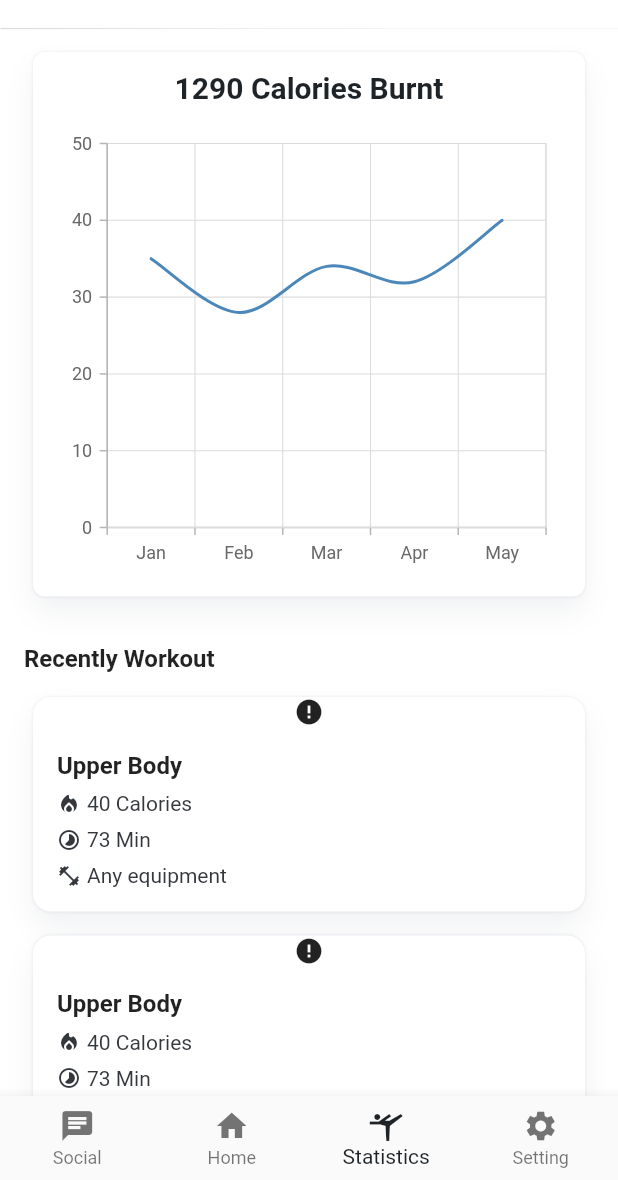
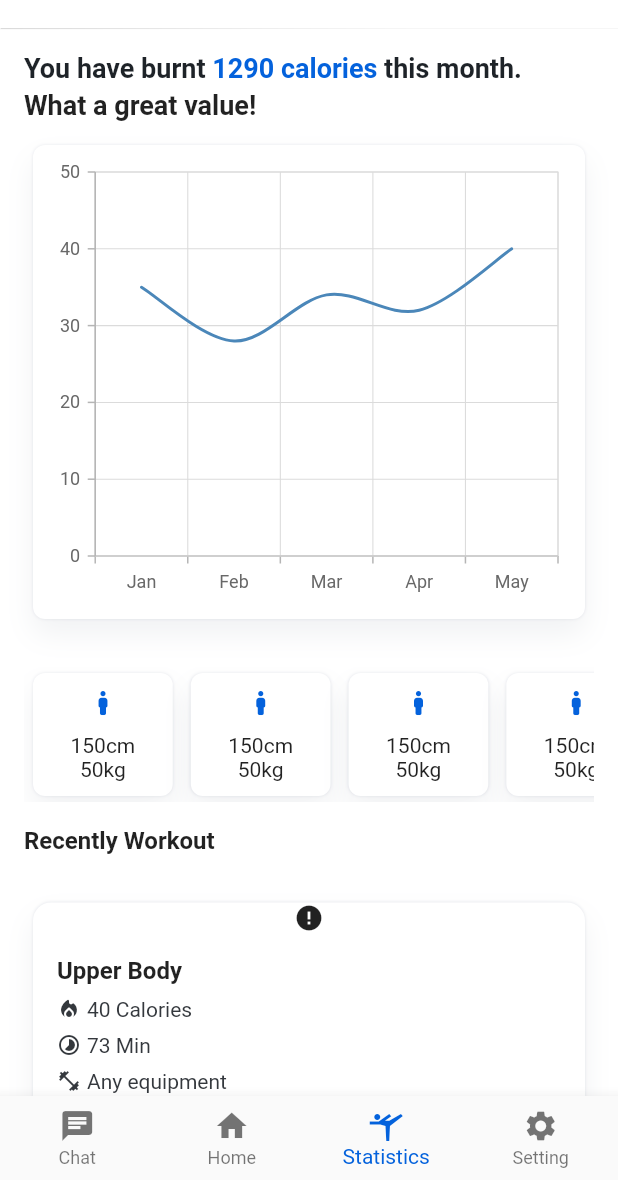
Before and after one commit to DATN-LYN/app-user-fitness, a Flutter app: the MainPage screen opened by its route, item 3 of the bottom bar chosen, on a phone screen of 412 x 824 dp, the part 56-1236 px from its top. Run offline on Flutter 3.47's test engine with Material 2 defaults, Android fonts, the phone set to English and light mode, and no system bars; drawn by our look-alikes of cached_network_image; our stand-ins replace adaptive_dialog, auto_route, built_collection, built_value, flutter_form_builder, flutter_spinkit and 13 more; missing offline and left inert: cloudinary_flutter, cloudinary_public, ferry, ferry_exec, ferry_hive_store, gql_code_builder and 5 more; accounts and stored records are empty; generated files the repository leaves out were written again; network calls fail; statements that could not run were skipped.

Commit message:
enhance: fix bug ui

```diff
--- a/fitness_app/lib/global/gen/i18n.dart
+++ b/fitness_app/lib/global/gen/i18n.dart
@@ -46,8 +46,8 @@ class I18n implements WidgetsLocalizations {
 	List<String> get onboard_Description => ["Our teams with iconic athletes & sport brands to build the future of fitness", "Workout plans designed to  help you achieve your everyday fitness goals and plan", "Before you begin designing your own diet plan, some self-reflection is in order"];
 	/// ["English (US)", "Tiếng Việt"]
 	List<String> get language => ["English (US)", "Tiếng Việt"];
-	/// "Social"
-	String get main_Social => "Social";
+	/// "Chat"
+	String get main_Chat => "Chat";
 	/// "Home"
 	String get main_Home => "Home";
 	/// "Setting"
@@ -184,6 +184,22 @@ class I18n implements WidgetsLocalizations {
 	String get finish_Hooray => "Hooray!\n You have finished your workout.";
 	/// "Go back to home"
 	String get finish_GoBackToHome => "Go back to home";
+	/// "Health Care Chat"
+	String get chat_Title => "Health Care Chat";
+	/// "Recent Workout"
+	String get statisticsRecentWorkout => "Recent Workout";
+	/// "You have burnt"
+	String get statisticsYouHaveBurnt => "You have burnt";
+	/// "this week"
+	String get statisticsThisWeek => "this week";
+	/// "this month"
+	String get statisticsThisMonth => "this month";
+	/// "calories"
+	String get statisticsCalories => "calories";
+	/// "What a great value!"
+	String get statisticsWhatAGreatValue => "What a great value!";
+	/// "Body Count History"
+	String get statisticsBodyCountHistory => "Body Count History";
 	/// "Xác nhận thay đổi"
 	String get setting_ConfirmChange => "Xác nhận thay đổi";
 }
@@ -218,9 +234,9 @@ class _I18n_vi_VN extends I18n {
 	/// ["English (US)", "Tiếng Việt"]
 	@override
 	List<String> get language => ["English (US)", "Tiếng Việt"];
-	/// "Cộng đồng"
+	/// "Tư vấn"
 	@override
-	String get main_Social => "Cộng đồng";
+	String get main_Chat => "Tư vấn";
 	/// "Trang chủ"
 	@override
 	String get main_Home => "Trang chủ";
@@ -425,6 +441,30 @@ class _I18n_vi_VN extends I18n {
 	/// "Trở về trang chủ"
 	@override
 	String get finish_GoBackToHome => "Trở về trang chủ";
+	/// "Tư Vấn Sức Khoẻ"
+	@override
+	String get chat_Title => "Tư Vấn Sức Khoẻ";
+	/// "Chương trình tập gần đây"
+	@override
+	String get statisticsRecentWorkout => "Chương trình tập gần đây";
+	/// "Bạn đã đốt"
+	@override
+	String get statisticsYouHaveBurnt => "Bạn đã đốt";
+	/// "tuần này"
+	@override
+	String get statisticsThisWeek => "tuần này";
+	/// "tháng này"
+	@override
+	String get statisticsThisMonth => "tháng này";
+	/// "calories"
+	@override
+	String get statisticsCalories => "calories";
+	/// "Thật tuyệt vời"
+	@override
+	String get statisticsWhatAGreatValue => "Thật tuyệt vời";
+	/// "Lịch sử chỉ số cơ thể"
+	@override
+	String get statisticsBodyCountHistory => "Lịch sử chỉ số cơ thể";
 }
 class GeneratedLocalizationsDelegate extends LocalizationsDelegate<WidgetsLocalizations> {
   const GeneratedLocalizationsDelegate();
--- a/fitness_app/lib/global/routers/app_router.dart
+++ b/fitness_app/lib/global/routers/app_router.dart
@@ -3,9 +3,9 @@ import 'package:fitness_app/global/widgets/countdown_timer_page.dart';
 import 'package:fitness_app/modules/exercise/exercise_detail_page.dart';
 import 'package:fitness_app/modules/forgot_password/forgot_password_page.dart';
 import 'package:fitness_app/modules/login/login_page.dart';
+import 'package:fitness_app/modules/main/modules/chat/chat_page.dart';
 import 'package:fitness_app/modules/main/modules/home/home_page.dart';
 import 'package:fitness_app/modules/main/modules/settings/setting_page.dart';
-import 'package:fitness_app/modules/main/modules/social/social_page.dart';
 import 'package:fitness_app/modules/main/modules/statistics/statistics_page.dart';
 import 'package:fitness_app/modules/program/program_detail_page.dart';
 import 'package:fitness_app/modules/signup/sign_up_page.dart';
@@ -32,7 +32,7 @@ part 'app_router.gr.dart';
           children: [],
         ),
         AutoRoute(page: SettingPage),
-        AutoRoute(page: SocialPage),
+        AutoRoute(page: ChatPage),
         AutoRoute(page: StatisticsPage),
       ],
     ),
--- a/fitness_app/lib/global/utils/constants.dart
+++ b/fitness_app/lib/global/utils/constants.dart
@@ -6,7 +6,7 @@ class Constants {
   static const String hiveGraphqlBox = '@graphql_box';
   static const String hiveUserCredentialsKey = '@hive_user_credentials_key';
   static const String graphQLEndpoint = 'http://localhost:4000/graphql';
-  static const String privacyPolicyUrl = 'http://localhost:4000/graphql';
-  static const String termsAndConditionsUrl = 'http://localhost:4000/graphql';
-  static const String introductionUrl = 'http://localhost:4000/graphql';
+  static const String privacyPolicyUrl = 'https://www.google.com/';
+  static const String termsAndConditionsUrl = 'https://www.google.com/';
+  static const String introductionUrl = 'https://www.google.com/';
 }
--- a/fitness_app/lib/global/widgets/countdown_timer_page.dart
+++ b/fitness_app/lib/global/widgets/countdown_timer_page.dart
@@ -26,9 +26,10 @@ class CountdownTimerPage extends StatefulWidget {
 class _CountdownTimerPageState extends State<CountdownTimerPage> {
   late Duration countdownDuration = widget.initialDuration;
   late int seconds = widget.initialDuration.inSeconds;
+  Timer? countdownTimer;
 
   void startTimer() {
-    Timer.periodic(const Duration(seconds: 1), (timer) {
+    countdownTimer = Timer.periodic(const Duration(seconds: 1), (timer) {
       setState(() {
         seconds = countdownDuration.inSeconds - 1;
         if (seconds < 0) {
@@ -155,6 +156,7 @@ class _CountdownTimerPageState extends State<CountdownTimerPage> {
         padding: const EdgeInsets.symmetric(horizontal: 16, vertical: 30),
         child: ElevatedButton(
           onPressed: () {
+            countdownTimer?.cancel();
             if (widget.isBreak) {
               context.popRoute();
             } else {
--- a/fitness_app/lib/modules/main/main_page.dart
+++ b/fitness_app/lib/modules/main/main_page.dart
@@ -19,7 +19,7 @@ class _MainPageState extends State<MainPage> {
 
     return AutoTabsRouter(
       routes: const [
-        SocialRoute(),
+        ChatRoute(),
         HomeRoute(),
         StatisticsRoute(),
         SettingRoute(),
@@ -36,12 +36,12 @@ class _MainPageState extends State<MainPage> {
             onTap: (index) {
               tabsRouter.setActiveIndex(index);
             },
-            selectedItemColor: AppColors.grey1,
+            selectedItemColor: AppColors.primaryBold,
             showUnselectedLabels: true,
             type: BottomNavigationBarType.fixed,
             items: [
               BottomNavigationBarItem(
-                label: i18n.main_Social,
+                label: i18n.main_Chat,
                 icon: const Icon(Icons.chat),
                 activeIcon: const Icon(Icons.chat),
               ),
--- /dev/null
+++ b/fitness_app/lib/modules/main/modules/statistics/statistics_body_data.dart
@@ -0,0 +1,42 @@
+import 'package:flutter/material.dart';
+
+import '../../../../global/themes/app_colors.dart';
+import '../../../../global/widgets/shadow_wrapper.dart';
+
+class StatisticsBodyData extends StatelessWidget {
+  const StatisticsBodyData({
+    super.key,
+  });
+
+  @override
+  Widget build(BuildContext context) {
+    return ConstrainedBox(
+      constraints: const BoxConstraints(maxHeight: 90),
+      child: ListView.builder(
+        padding: const EdgeInsets.symmetric(vertical: 4),
+        scrollDirection: Axis.horizontal,
+        itemCount: 5,
+        shrinkWrap: true,
+        itemBuilder: (context, index) {
+          return ShadowWrapper(
+            padding: const EdgeInsets.symmetric(
+              horizontal: 25,
+              vertical: 8,
+            ),
+            child: Column(
+              children: const [
+                Icon(
+                  Icons.boy_rounded,
+                  color: AppColors.primaryBold,
+                ),
+                SizedBox(height: 8),
+                Text('150cm'),
+                Text('50kg'),
+              ],
+            ),
+          );
+        },
+      ),
+    );
+  }
+}
--- /dev/null
+++ b/fitness_app/lib/modules/main/modules/statistics/statistics_chart.dart
@@ -0,0 +1,44 @@
+import 'package:flutter/material.dart';
+import 'package:syncfusion_flutter_charts/charts.dart';
+
+import '../../../../global/widgets/shadow_wrapper.dart';
+
+class StatisticsChart extends StatelessWidget {
+  const StatisticsChart({
+    super.key,
+  });
+
+  @override
+  Widget build(BuildContext context) {
+    return ShadowWrapper(
+      padding: const EdgeInsets.all(8),
+      child: SizedBox(
+        height: 300,
+        width: MediaQuery.of(context).size.width * 0.9,
+        child: SfCartesianChart(
+          primaryXAxis: CategoryAxis(),
+          series: <SplineSeries<SalesData, String>>[
+            SplineSeries<SalesData, String>(
+              dataSource: <SalesData>[
+                SalesData('Jan', 35),
+                SalesData('Feb', 28),
+                SalesData('Mar', 34),
+                SalesData('Apr', 32),
+                SalesData('May', 40)
+              ],
+              splineType: SplineType.cardinal,
+              xValueMapper: (SalesData sales, _) => sales.year,
+              yValueMapper: (SalesData sales, _) => sales.sales,
+            )
+          ],
+        ),
+      ),
+    );
+  }
+}
+
+class SalesData {
+  SalesData(this.year, this.sales);
+  final String year;
+  final double sales;
+}
--- a/fitness_app/lib/modules/main/modules/statistics/statistics_page.dart
+++ b/fitness_app/lib/modules/main/modules/statistics/statistics_page.dart
@@ -1,10 +1,10 @@
 import 'package:fitness_app/global/gen/i18n.dart';
-import 'package:fitness_app/global/widgets/shadow_wrapper.dart';
+import 'package:fitness_app/modules/main/modules/statistics/statistics_body_data.dart';
+import 'package:fitness_app/modules/main/modules/statistics/statistics_chart.dart';
+import 'package:fitness_app/modules/main/modules/statistics/statistics_recently_workout.dart';
 import 'package:flutter/material.dart';
-import 'package:syncfusion_flutter_charts/charts.dart';
 
 import '../../../../global/themes/app_colors.dart';
-import '../../../type/widgets/program_tile_large.dart';
 
 class StatisticsPage extends StatefulWidget {
   const StatisticsPage({super.key});
@@ -24,42 +24,40 @@ class _StatisticsPageState extends State<StatisticsPage> {
       body: ListView(
         padding: const EdgeInsets.all(16),
         children: [
-          ShadowWrapper(
-            child: Column(
+          RichText(
+            text: const TextSpan(
+              text: 'You have burnt ',
+              style: TextStyle(
+                fontSize: 18,
+                fontWeight: FontWeight.w600,
+                color: AppColors.grey1,
+              ),
               children: [
-                const Text(
-                  '1290 Calories Burnt',
+                TextSpan(
+                  text: '1290 calories ',
                   style: TextStyle(
-                    color: AppColors.grey1,
-                    fontSize: 20,
+                    fontSize: 18,
                     fontWeight: FontWeight.w600,
+                    color: AppColors.primaryBold,
                   ),
                 ),
-                const SizedBox(height: 16),
-                SizedBox(
-                  height: 300,
-                  width: MediaQuery.of(context).size.width * 0.9,
-                  child: SfCartesianChart(
-                    primaryXAxis: CategoryAxis(),
-                    series: <SplineSeries<SalesData, String>>[
-                      SplineSeries<SalesData, String>(
-                          dataSource: <SalesData>[
-                            SalesData('Jan', 35),
-                            SalesData('Feb', 28),
-                            SalesData('Mar', 34),
-                            SalesData('Apr', 32),
-                            SalesData('May', 40)
-                          ],
-                          splineType: SplineType.cardinal,
-                          xValueMapper: (SalesData sales, _) => sales.year,
-                          yValueMapper: (SalesData sales, _) => sales.sales)
-                    ],
-                  ),
-                ),
+                TextSpan(text: 'this month.'),
               ],
             ),
           ),
+          const SizedBox(height: 4),
+          const Text(
+            'What a great value!',
+            style: TextStyle(
+              fontSize: 18,
+              fontWeight: FontWeight.w600,
+            ),
+          ),
+          const SizedBox(height: 16),
+          const StatisticsChart(),
           const SizedBox(height: 32),
+          const StatisticsBodyData(),
+          const SizedBox(height: 16),
           const Text(
             'Recently Workout',
             style: TextStyle(
@@ -67,24 +65,10 @@ class _StatisticsPageState extends State<StatisticsPage> {
               fontWeight: FontWeight.w600,
             ),
           ),
-          const SizedBox(height: 16),
-          ListView.separated(
-            itemCount: 10,
-            shrinkWrap: true,
-            physics: const NeverScrollableScrollPhysics(),
-            itemBuilder: (context, index) {
-              return const ProgramTileLarge();
-            },
-            separatorBuilder: (_, __) => const SizedBox(height: 16),
-          ),
+          const SizedBox(height: 32),
+          const StatisticsRecentlyWorkout(),
         ],
       ),
     );
   }
 }
-
-class SalesData {
-  SalesData(this.year, this.sales);
-  final String year;
-  final double sales;
-}
--- /dev/null
+++ b/fitness_app/lib/modules/main/modules/statistics/statistics_recently_workout.dart
@@ -0,0 +1,20 @@
+import 'package:flutter/material.dart';
+
+import '../../../type/widgets/program_tile_large.dart';
+
+class StatisticsRecentlyWorkout extends StatelessWidget {
+  const StatisticsRecentlyWorkout({super.key});
+
+  @override
+  Widget build(BuildContext context) {
+    return ListView.separated(
+      itemCount: 10,
+      shrinkWrap: true,
+      physics: const NeverScrollableScrollPhysics(),
+      itemBuilder: (context, index) {
+        return const ProgramTileLarge();
+      },
+      separatorBuilder: (_, __) => const SizedBox(height: 16),
+    );
+  }
+}
--- a/fitness_app/lib/modules/program/program_detail_page.dart
+++ b/fitness_app/lib/modules/program/program_detail_page.dart
@@ -89,8 +89,8 @@ class _ProgramDetailPageState extends State<ProgramDetailPage> {
             ),
           ),
           Expanded(
-            child: SafeArea(
             child: ListView(
+              shrinkWrap: true,
               padding: const EdgeInsets.all(16),
               children: [
                 const Text(
@@ -117,13 +117,13 @@ class _ProgramDetailPageState extends State<ProgramDetailPage> {
                 ),
                 const SizedBox(height: 16),
                 ListView.builder(
+                  padding: EdgeInsets.zero,
                   shrinkWrap: true,
                   physics: const NeverScrollableScrollPhysics(),
-                    itemCount: 10,
+                  itemCount: 5,
                   itemBuilder: (_, __) => const ExerciseTile(),
                 ),
               ],
-              ),
             ),
           ),
         ],
```
Also changed, not shown: fitness_app/assets/locales/en-US.json (+13 -1 lines), fitness_app/assets/locales/vi-VN.json (+13 -1 lines), fitness_app/lib/modules/exercise/exercise_detail_page.dart (+18 -17 lines), fitness_app/lib/modules/main/modules/chat/chat_page.dart (added, +40 -0 lines), fitness_app/lib/modules/main/modules/chat/widgets/message_widget.dart (added, +54 -0 lines), fitness_app/lib/modules/main/modules/social/social_page.dart (deleted, +0 -36 lines), fitness_app/lib/modules/main/modules/social/widgets/message_widget.dart (deleted, +0 -51 lines), fitness_app/lib/global/routers/app_router.gr.dart, fitness_app/lib/modules/main/modules/chat/widgets/message_inpput_widget.dart (renamed from fitness_app/lib/modules/main/modules/social/widgets/message_inpput_widget.dart). Lines whose indentation alone changed are shown as unchanged.
